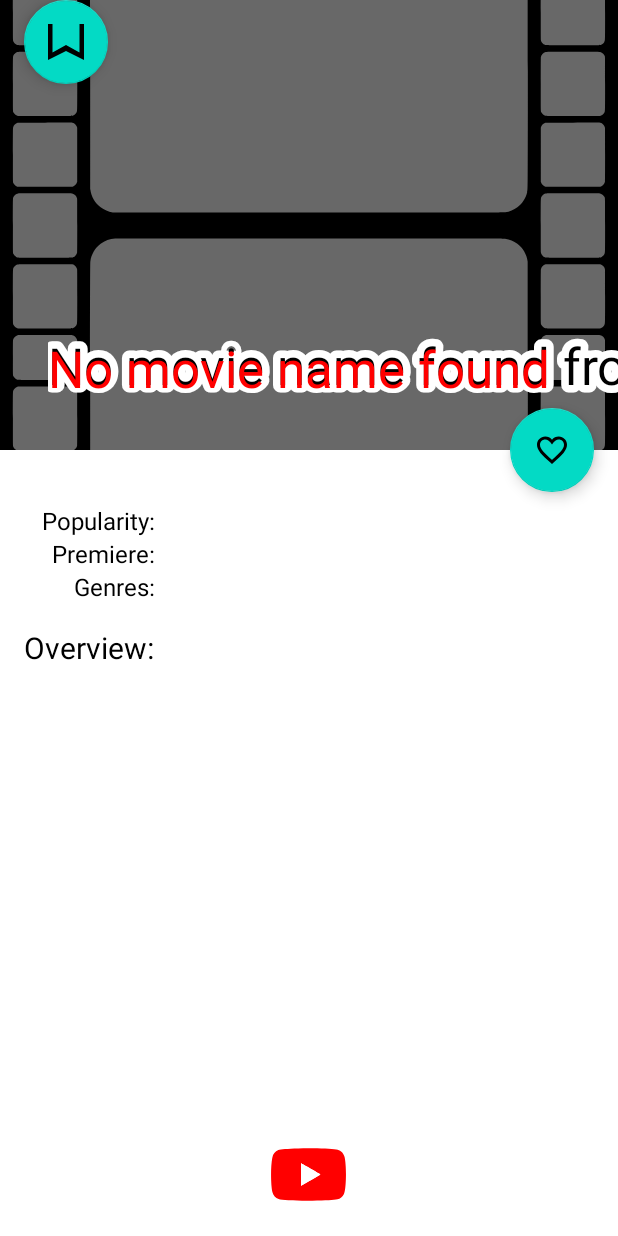
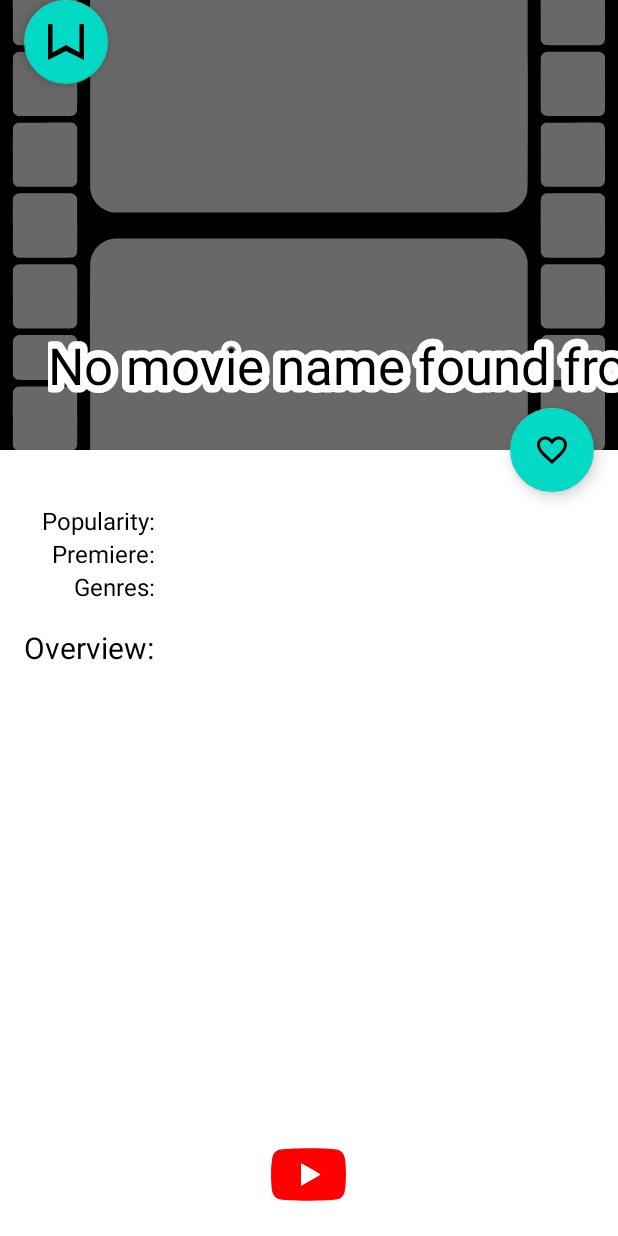
Before and after one commit to sevric/Movies, an Android app: the fragment MovieFragment shown on its own in the app's theme, on a phone screen of 412 x 824 dp. Run offline under Robolectric (Android 15) with nearby library versions, the phone set to English and light mode, and no system bars; network calls fail; pictures from the network do not load; 2 statements that could not run were skipped.

Commit message:
Fixes MovieFragment title display

```diff
--- a/app/src/main/java/com/severin/movies/presentation/ui/OutlinedTextView.kt
+++ b/app/src/main/java/com/severin/movies/presentation/ui/OutlinedTextView.kt
@@ -15,6 +15,9 @@ class OutlinedTextView @JvmOverloads constructor(
 
     private val outlinedTitlePaint: Paint = Paint()
 
+    override fun onDraw(canvas: Canvas) {
+
+    }
     override fun draw(canvas: Canvas) {
 
         val x = ZERO_COORDINATE
--- a/app/src/main/res/layout/fragment_movie.xml
+++ b/app/src/main/res/layout/fragment_movie.xml
@@ -35,8 +35,7 @@
                 android:layout_height="wrap_content"
                 android:layout_gravity="bottom"
                 android:maxLines="1"
-                android:text="@string/movie_default_title"
-                android:textColor="@color/red" />
+                android:text="@string/movie_default_title" />
 
             <androidx.appcompat.widget.Toolbar
                 android:id="@+id/toolBar"
```
